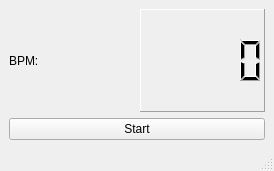
The window that workspace/mainwindow.ui (Vescrity/MeloNote) describes before a commit, drawn with Qt 5.
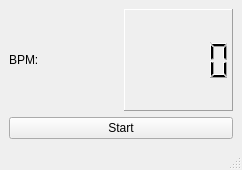
The same window after the commit.

The edit to the form file:
```diff
--- a/workspace/mainwindow.ui
+++ b/workspace/mainwindow.ui
@@ -6,8 +6,8 @@
    <rect>
     <x>0</x>
     <y>0</y>
-    <width>274</width>
-    <height>171</height>
+    <width>242</width>
+    <height>170</height>
    </rect>
   </property>
   <property name="windowTitle">
```
Left out of the diff: 7 changed lines with no effect on the pictures.
